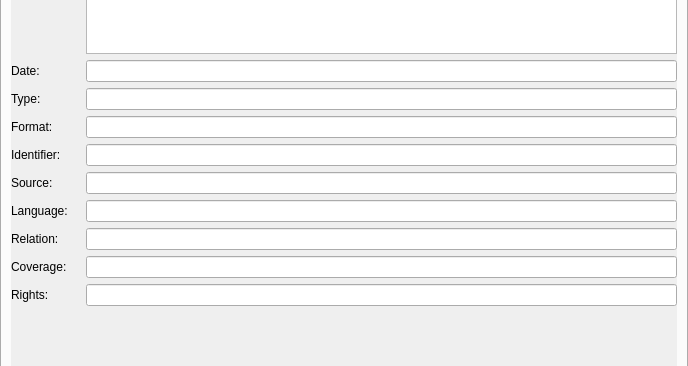
This is scribus/ui/prefs_documentinformationbase.ui in scribusproject/scribus as Qt 5 draws it before an edit; both pictures show x 0 to 688 and y 239 to 605 of the 688 by 692 pixel window. The edited form follows.
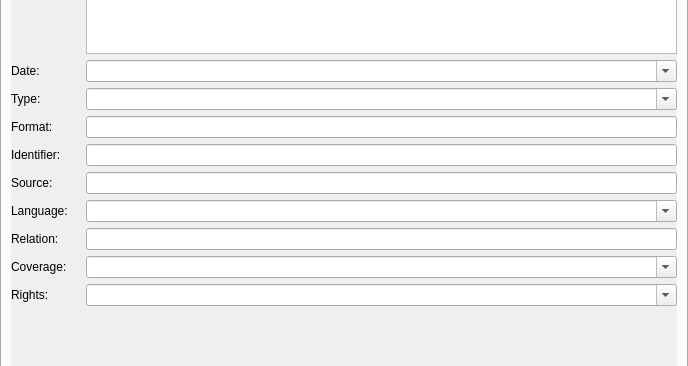
This is the edited form. The open tabs and pages were chosen to show the change.

Commit message: #17102: Convert a few fields of the DublinCore doc infos into comboboxes <pmjdebruijn>

What changed in the file:
```diff
--- a/scribus/ui/prefs_documentinformationbase.ui
+++ b/scribus/ui/prefs_documentinformationbase.ui
@@ -181,7 +181,11 @@
               </widget>
              </item>
              <item row="2" column="1">
-              <widget class="QLineEdit" name="dateLineEdit"/>
+              <widget class="QComboBox" name="dateLineEdit">
+               <property name="editable">
+                <bool>true</bool>
+               </property>
+              </widget>
              </item>
              <item row="3" column="0">
               <widget class="QLabel" name="label_10">
@@ -191,7 +195,11 @@
               </widget>
              </item>
              <item row="3" column="1">
-              <widget class="QLineEdit" name="typeLineEdit"/>
+              <widget class="QComboBox" name="typeLineEdit">
+               <property name="editable">
+                <bool>true</bool>
+               </property>
+              </widget>
              </item>
              <item row="4" column="0">
               <widget class="QLabel" name="label_11">
@@ -231,7 +239,11 @@
               </widget>
              </item>
              <item row="7" column="1">
-              <widget class="QLineEdit" name="languageLineEdit"/>
+              <widget class="QComboBox" name="languageLineEdit">
+               <property name="editable">
+                <bool>true</bool>
+               </property>
+              </widget>
              </item>
              <item row="8" column="0">
               <widget class="QLabel" name="label_15">
@@ -251,7 +263,11 @@
               </widget>
              </item>
              <item row="9" column="1">
-              <widget class="QLineEdit" name="coverageLineEdit"/>
+              <widget class="QComboBox" name="coverageLineEdit">
+               <property name="editable">
+                <bool>true</bool>
+               </property>
+              </widget>
              </item>
              <item row="10" column="0">
               <widget class="QLabel" name="label_17">
@@ -261,7 +277,11 @@
               </widget>
              </item>
              <item row="10" column="1">
-              <widget class="QLineEdit" name="rightsLineEdit"/>
+              <widget class="QComboBox" name="rightsLineEdit">
+               <property name="editable">
+                <bool>true</bool>
+               </property>
+              </widget>
              </item>
             </layout>
            </item>
```
Left out of the diff: 18 changed lines with no effect on the pictures. The commit also changes 1 other file.
